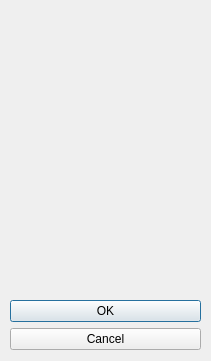
Old version of the form worksheet6/QTproject/optiondialog.ui in the repository ABokanan/2025_eeyab13.
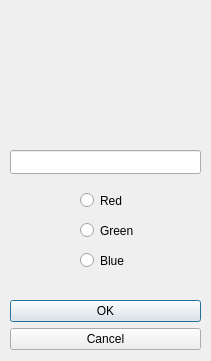
New version of the form.

Commit message: added color radio buttons

Diff of the .ui file:
```diff
--- a/worksheet6/QTproject/optiondialog.ui
+++ b/worksheet6/QTproject/optiondialog.ui
@@ -29,6 +29,55 @@
     <set>QDialogButtonBox::StandardButton::Cancel|QDialogButtonBox::StandardButton::Ok</set>
    </property>
   </widget>
+  <widget class="QLineEdit" name="lineEdit">
+   <property name="geometry">
+    <rect>
+     <x>10</x>
+     <y>150</y>
+     <width>191</width>
+     <height>24</height>
+    </rect>
+   </property>
+  </widget>
+  <widget class="QRadioButton" name="radioButton">
+   <property name="geometry">
+    <rect>
+     <x>80</x>
+     <y>190</y>
+     <width>111</width>
+     <height>21</height>
+    </rect>
+   </property>
+   <property name="text">
+    <string>Red</string>
+   </property>
+  </widget>
+  <widget class="QRadioButton" name="radioButton_2">
+   <property name="geometry">
+    <rect>
+     <x>80</x>
+     <y>220</y>
+     <width>90</width>
+     <height>21</height>
+    </rect>
+   </property>
+   <property name="text">
+    <string>Green</string>
+   </property>
+  </widget>
+  <widget class="QRadioButton" name="radioButton_3">
+   <property name="geometry">
+    <rect>
+     <x>80</x>
+     <y>250</y>
+     <width>90</width>
+     <height>21</height>
+    </rect>
+   </property>
+   <property name="text">
+    <string>Blue</string>
+   </property>
+  </widget>
  </widget>
  <resources/>
  <connections>
```
The commit also changes 1 other file.
